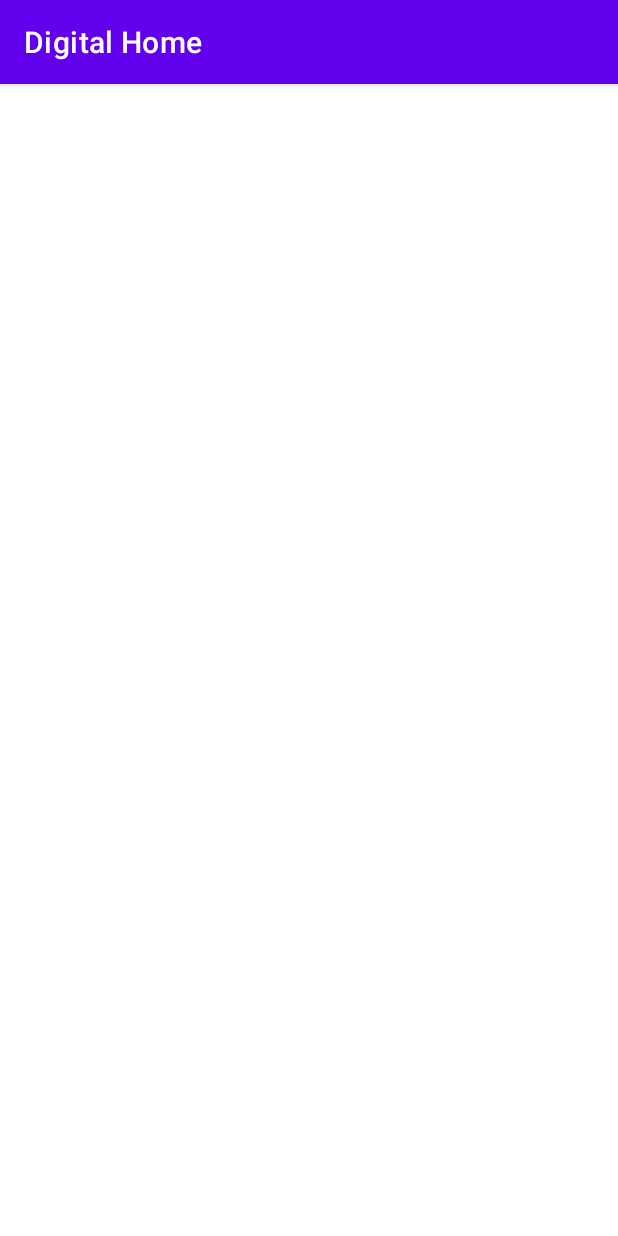
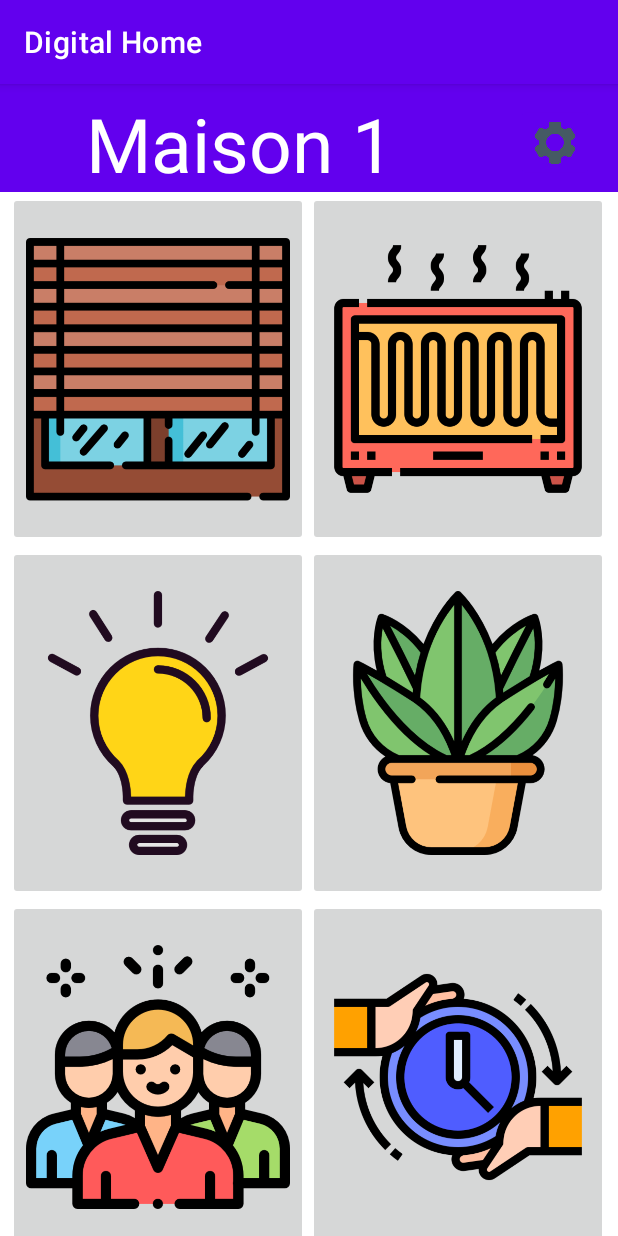
Before and after one commit to DIGITAL-HOME-Team/Application-DH, an Android app: the screen it shows after launch (HomeActivity), on a phone screen of 412 x 824 dp. Run offline under Robolectric (Android 15) with nearby library versions, the phone set to English and light mode, and no system bars.

Commit message:
Ajout bouton

```diff
--- /dev/null
+++ b/app/src/main/res/drawable-mdpi/gear.xml
@@ -0,0 +1,9 @@
+<vector xmlns:android="http://schemas.android.com/apk/res/android"
+    android:width="512.002dp"
+    android:height="512.002dp"
+    android:viewportWidth="512.002"
+    android:viewportHeight="512.002">
+  <path
+      android:pathData="M496.647,312.107l-47.061,-36.8c1.459,-12.844 1.459,-25.812 0,-38.656l47.104,-36.821c8.827,-7.109 11.186,-19.575 5.568,-29.419l-48.96,-84.629c-5.639,-9.906 -17.649,-14.232 -28.309,-10.197l-55.467,22.315c-10.423,-7.562 -21.588,-14.045 -33.323,-19.349l-8.512,-58.923c-1.535,-11.312 -11.24,-19.72 -22.656,-19.627h-98.133c-11.321,-0.068 -20.948,8.246 -22.528,19.456l-8.533,59.093c-11.699,5.355 -22.846,11.843 -33.28,19.371L86.94,75.563c-10.55,-4.159 -22.549,0.115 -28.096,10.005L9.841,170.347c-5.769,9.86 -3.394,22.463 5.568,29.547l47.061,36.8c-1.473,12.843 -1.473,25.813 0,38.656l-47.104,36.8c-8.842,7.099 -11.212,19.572 -5.589,29.419l48.939,84.651c5.632,9.913 17.649,14.242 28.309,10.197l55.467,-22.315c10.432,7.566 21.604,14.056 33.344,19.371l8.533,58.88c1.502,11.282 11.147,19.694 22.528,19.648h98.133c11.342,0.091 21,-8.226 22.592,-19.456l8.533,-59.093c11.698,-5.357 22.844,-11.845 33.28,-19.371l55.68,22.379c10.55,4.149 22.543,-0.122 28.096,-10.005l49.152,-85.12C507.866,331.505 505.447,319.139 496.647,312.107zM255.964,362.667c-58.91,0 -106.667,-47.756 -106.667,-106.667s47.756,-106.667 106.667,-106.667s106.667,47.756 106.667,106.667C362.56,314.882 314.845,362.597 255.964,362.667z"
+      android:fillColor="#455A64"/>
+</vector>
--- a/app/src/main/res/layout/activity_home.xml
+++ b/app/src/main/res/layout/activity_home.xml
@@ -1,7 +1,109 @@
 <?xml version="1.0" encoding="utf-8"?>
-<androidx.constraintlayout.widget.ConstraintLayout xmlns:android="http://schemas.android.com/apk/res/android"
+<LinearLayout xmlns:android="http://schemas.android.com/apk/res/android"
     xmlns:app="http://schemas.android.com/apk/res-auto"
     xmlns:tools="http://schemas.android.com/tools"
     android:layout_width="match_parent"
     android:layout_height="match_parent"
-    tools:context=".HomeActivity"/>
+    android:background="#FFFFFF"
+    android:backgroundTint="#FFFFFF"
+    android:orientation="vertical"
+    tools:context=".HomeActivity">
+
+
+    <LinearLayout
+        android:layout_width="match_parent"
+        android:layout_height="wrap_content"
+        android:background="@color/purple_500">
+
+        <TextView
+            android:layout_width="320dp"
+            android:layout_height="72dp"
+            android:backgroundTint="@color/purple_700"
+            android:text="@string/venue"
+            android:textSize="50sp"
+            android:paddingVertical="6dp"
+            android:textColor="@color/white"
+            android:textAlignment="center"
+            />
+
+        <ImageButton
+            android:id="@+id/imageView7"
+            android:layout_width="52dp"
+            android:layout_height="52dp"
+            android:backgroundTint="@color/purple_500"
+            android:scaleType="centerInside"
+            android:src="@drawable/gear"
+            android:translationX="24dp"
+
+            android:translationY="13dp" />
+
+
+    </LinearLayout>
+
+    <LinearLayout
+        android:layout_width="match_parent"
+        android:layout_height="wrap_content"
+        android:layout_marginLeft="5dp"
+        >
+
+
+        <ImageButton
+            android:id="@+id/imageButton6"
+            android:layout_width="200dp"
+            android:layout_height="236dp"
+            android:scaleType="centerInside"
+            android:src="@drawable/window" />
+
+        <ImageButton
+            android:id="@+id/imageButton7"
+            android:layout_width="200dp"
+            android:layout_height="236dp"
+            android:scaleType="centerInside"
+            android:src="@drawable/heater" />
+
+    </LinearLayout>
+    <LinearLayout
+        android:layout_width="match_parent"
+        android:layout_height="wrap_content"
+        android:layout_marginLeft="5dp"
+        >
+        <ImageButton
+            android:id="@+id/imageButton8"
+            android:layout_width="200dp"
+            android:layout_height="236dp"
+            android:scaleType="centerInside"
+            android:src="@drawable/lightbulb" />
+
+        <ImageButton
+            android:id="@+id/imageButton9"
+            android:layout_width="200dp"
+            android:layout_height="236dp"
+            android:scaleType="centerInside"
+            android:src="@drawable/plant" />
+
+</LinearLayout>
+    <LinearLayout
+        android:layout_width="match_parent"
+        android:layout_height="wrap_content"
+        android:layout_marginLeft="5dp"
+
+        >
+
+        <ImageButton
+            android:id="@+id/imageButton10"
+            android:layout_width="200dp"
+            android:layout_height="236dp"
+            android:scaleType="centerInside"
+            android:src="@drawable/group" />
+
+        <ImageButton
+            android:id="@+id/imageButton11"
+            android:layout_width="200dp"
+            android:layout_height="236dp"
+            android:scaleType="centerInside"
+            android:src="@drawable/time_management" />
+
+</LinearLayout>
+
+
+</LinearLayout>
--- a/app/src/main/res/values/strings.xml
+++ b/app/src/main/res/values/strings.xml
@@ -1,3 +1,4 @@
 <resources>
     <string name="app_name">Digital Home</string>
+    <string name="venue">Maison 1</string>
 </resources>
```
Also changed, not shown: app/src/main/res/drawable-normal/gear.png (added), app/src/main/res/drawable/group.png (added), app/src/main/res/drawable/heater.png (added), app/src/main/res/drawable/lightbulb.png (added), app/src/main/res/drawable/plant.png (added), app/src/main/res/drawable/time_management.png (added), app/src/main/res/drawable/window.png (added).
